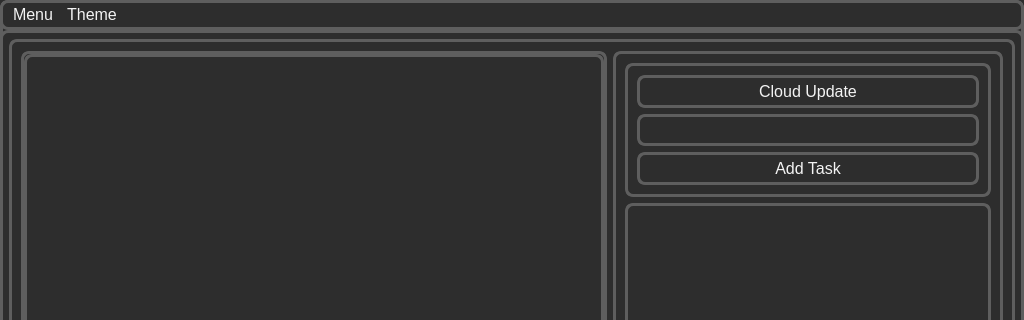
Old version of the form main/ui/checklist.ui in the repository KashML/CheckItOut; both pictures show x 0 to 1024 and y 0 to 320 of the 1024 by 600 pixel window.
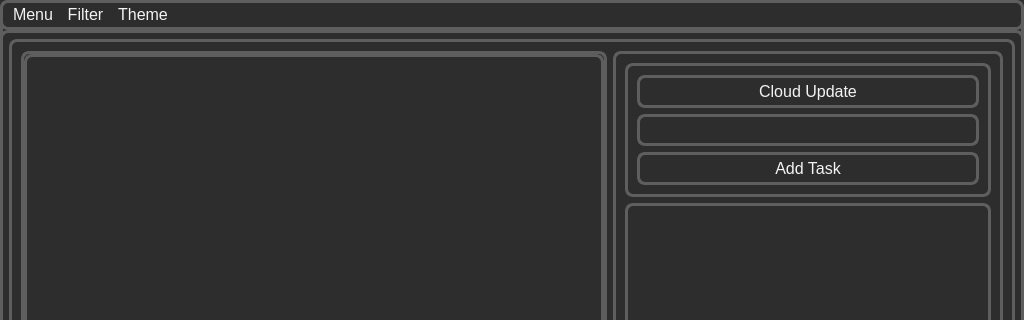
New version of the form.

```diff
--- a/main/ui/checklist.ui
+++ b/main/ui/checklist.ui
@@ -208,7 +208,16 @@
      <string>Theme</string>
     </property>
    </widget>
+   <widget class="QMenu" name="filter_menu">
+    <property name="title">
+     <string>Filter</string>
+    </property>
+    <addaction name="all_action"/>
+    <addaction name="daily_action"/>
+    <addaction name="monthly_action"/>
+   </widget>
    <addaction name="menu_menu"/>
+   <addaction name="filter_menu"/>
    <addaction name="theme_menu"/>
   </widget>
   <widget class="QStatusBar" name="status_bar"/>
```
Left out of the diff: 30 changed lines with no effect on the pictures.
